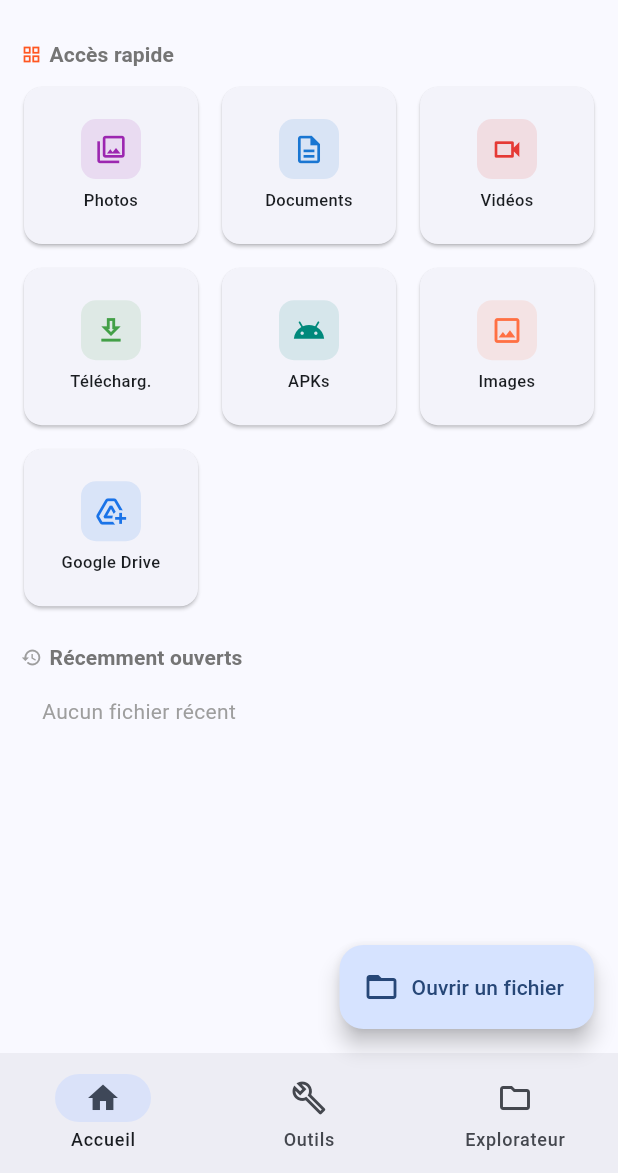
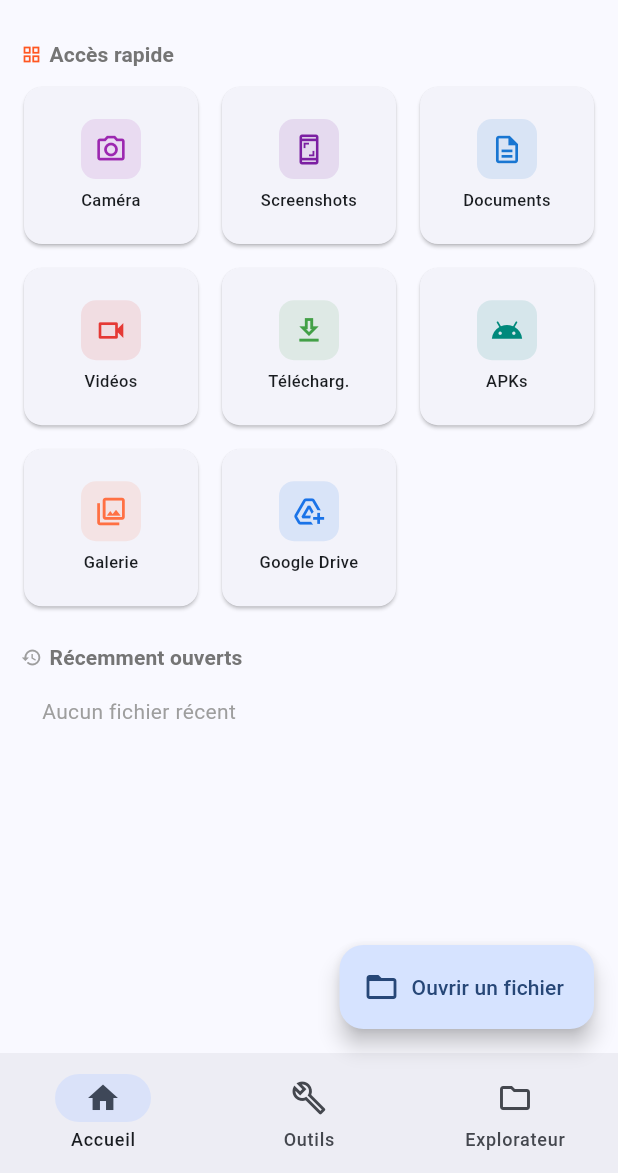
Before and after one commit to gitubpatrice/READ-FILES-TECH, a Flutter app: the screen it shows after launch, on a phone screen of 412 x 824 dp, the part 63-1236 px from its top. Run offline on Flutter 3.47's test engine with Material 3 defaults, Android fonts, the phone set to English and light mode, and no system bars; our stand-ins replace csv, file_picker, flutter_colorpicker, flutter_highlight, flutter_markdown, share_plus and 2 more; missing offline and left inert: excel, syncfusion_flutter_pdf, syncfusion_flutter_pdfviewer; network calls fail.

Commit message:
fix: raccourcis dossiers vides + chemins Samsung + import inutilisé
- addPostFrameCallback pour éviter setState pendant initState
- Caméra → DCIM/Camera, Screenshots → DCIM/Screenshots, Galerie → DCIM
- Suppression import dart:io inutilisé

Co-Authored-By: Claude Sonnet 4.6 <noreply@anthropic.com>

```diff
--- a/lib/screens/explorer/file_explorer_screen.dart
+++ b/lib/screens/explorer/file_explorer_screen.dart
@@ -44,7 +44,9 @@ class _FileExplorerScreenState extends State<FileExplorerScreen> {
 
   Future<void> _initRoot() async {
     if (widget.initialPath != null) {
-      _navigate(Directory(widget.initialPath!));
+      WidgetsBinding.instance.addPostFrameCallback((_) {
+        if (mounted) _navigate(Directory(widget.initialPath!));
+      });
       return;
     }
     Directory? root;
--- a/lib/screens/home_screen.dart
+++ b/lib/screens/home_screen.dart
@@ -1,4 +1,3 @@
-import 'dart:io';
 import 'package:flutter/material.dart';
 import 'package:flutter/services.dart';
 import 'package:file_picker/file_picker.dart';
@@ -268,12 +267,13 @@ class _HomeTabState extends State<_HomeTab> {
   int _freeBytes  = 0;
 
   static const _quickFolders = [
-    (icon: Icons.photo_library_outlined, label: 'Photos',       color: Color(0xFF9C27B0), path: '/storage/emulated/0/DCIM'),
+    (icon: Icons.photo_camera_outlined,   label: 'Caméra',       color: Color(0xFF9C27B0), path: '/storage/emulated/0/DCIM/Camera'),
+    (icon: Icons.screenshot_outlined,    label: 'Screenshots',  color: Color(0xFF7B1FA2), path: '/storage/emulated/0/DCIM/Screenshots'),
     (icon: Icons.description_outlined,   label: 'Documents',    color: Color(0xFF1976D2), path: '/storage/emulated/0/Documents'),
     (icon: Icons.videocam_outlined,       label: 'Vidéos',       color: Color(0xFFE53935), path: '/storage/emulated/0/Movies'),
     (icon: Icons.download_outlined,       label: 'Télécharg.',   color: Color(0xFF43A047), path: '/storage/emulated/0/Download'),
     (icon: Icons.android_outlined,        label: 'APKs',         color: Color(0xFF00897B), path: '/storage/emulated/0/Download'),
-    (icon: Icons.image_outlined,          label: 'Images',       color: Color(0xFFFF7043), path: '/storage/emulated/0/Pictures'),
+    (icon: Icons.photo_library_outlined,  label: 'Galerie',      color: Color(0xFFFF7043), path: '/storage/emulated/0/DCIM'),
   ];
 
   @override
```
